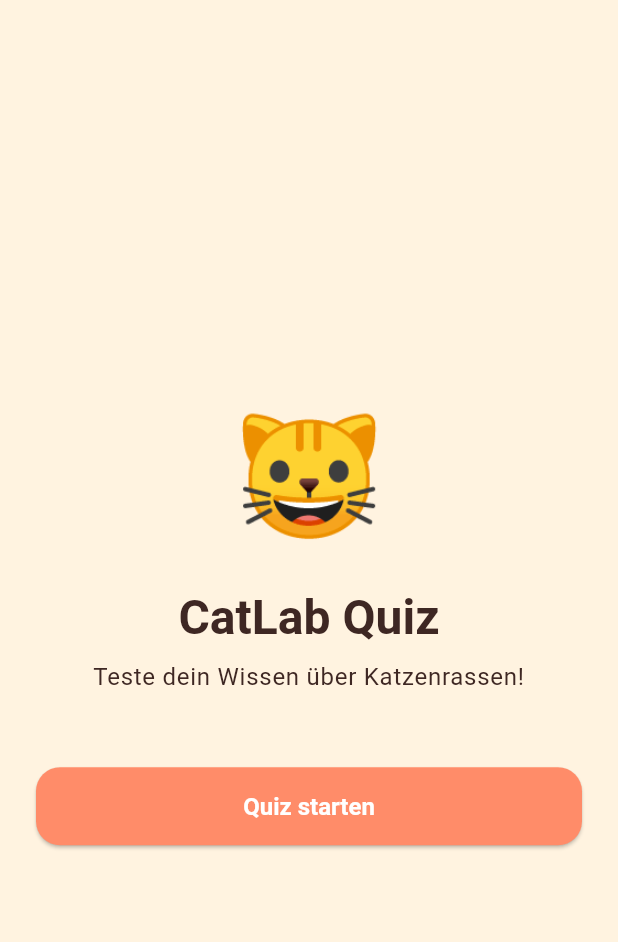
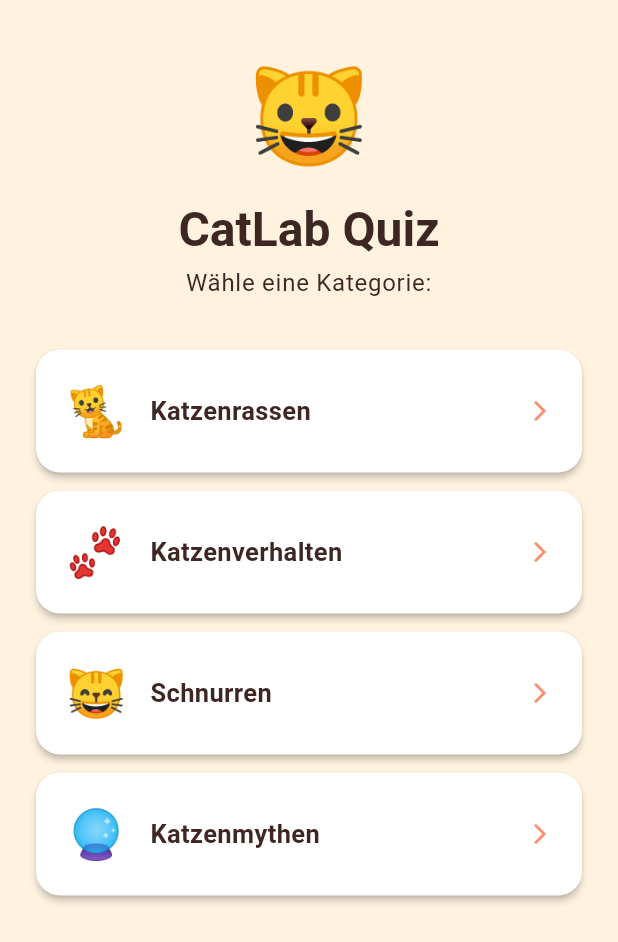
Before and after one commit to mexx-music/catlab-quiz, a Flutter app: the screen it shows after launch, on a phone screen of 412 x 824 dp. Shown: the top 942 px of the screen. Run offline on Flutter 3.47's test engine with Material 3 defaults, Android fonts, the phone set to English and light mode, and no system bars.

Commit message:
Add quiz category selection

```diff
--- /dev/null
+++ b/assets/quiz/cat_purring.json
@@ -0,0 +1,47 @@
+[
+  {
+    "id": "p1",
+    "category": "cat_purring",
+    "difficulty": "beginner",
+    "question": "In welchem Frequenzbereich schnurren Katzen in der Regel?",
+    "answers": ["5–10 Hz", "25–150 Hz", "300–500 Hz", "1000–2000 Hz"],
+    "correctIndex": 1,
+    "explanation": "Katzen schnurren typischerweise zwischen 25 und 150 Hz – ein Bereich, der heilende Wirkung auf Knochen haben kann."
+  },
+  {
+    "id": "p2",
+    "category": "cat_purring",
+    "difficulty": "beginner",
+    "question": "Schnurren Katzen nur, wenn sie glücklich sind?",
+    "answers": ["Ja, immer", "Nein, auch bei Stress oder Schmerz", "Nur beim Schlafen", "Nur bei anderen Katzen"],
+    "correctIndex": 1,
+    "explanation": "Katzen schnurren auch zur Selbstberuhigung, bei Angst oder sogar wenn sie verletzt sind."
+  },
+  {
+    "id": "p3",
+    "category": "cat_purring",
+    "difficulty": "beginner",
+    "question": "Können große Raubkatzen wie Löwen schnurren?",
+    "answers": ["Ja, alle Katzen können schnurren", "Nein, sie brüllen stattdessen", "Nur Löwinnen", "Nur junge Löwen"],
+    "correctIndex": 1,
+    "explanation": "Große Raubkatzen wie Löwen und Tiger können brüllen, aber nicht schnurren. Hauskatzen können nicht brüllen."
+  },
+  {
+    "id": "p4",
+    "category": "cat_purring",
+    "difficulty": "beginner",
+    "question": "Wie erzeugen Katzen das Schnurren?",
+    "answers": ["Durch Vibration der Zunge", "Durch Kehlkopfmuskeln und Zwerchfell", "Durch die Nase", "Durch Reiben der Zähne"],
+    "correctIndex": 1,
+    "explanation": "Das Schnurren entsteht durch schnelle Bewegungen der Kehlkopfmuskeln in Kombination mit dem Atemrhythmus."
+  },
+  {
+    "id": "p5",
+    "category": "cat_purring",
+    "difficulty": "beginner",
+    "question": "Ab wann können Katzenbabys schnurren?",
+    "answers": ["Erst mit 6 Monaten", "Erst nach dem Öffnen der Augen", "Bereits wenige Tage nach der Geburt", "Erst als erwachsene Katze"],
+    "correctIndex": 2,
+    "explanation": "Katzenbabys können schon wenige Tage nach der Geburt schnurren – zur Kommunikation mit der Mutter."
+  }
+]
--- a/lib/features/quiz/data/quiz_repository.dart
+++ b/lib/features/quiz/data/quiz_repository.dart
@@ -3,10 +3,8 @@ import 'package:flutter/services.dart';
 import '../models/quiz_question.dart';
 
 class QuizRepository {
-  Future<List<QuizQuestion>> loadQuestions() async {
-    final jsonString = await rootBundle.loadString(
-      'assets/quiz/cat_breeds_beginner.json',
-    );
+  Future<List<QuizQuestion>> loadQuestions(String assetPath) async {
+    final jsonString = await rootBundle.loadString(assetPath);
     final List<dynamic> jsonList = json.decode(jsonString) as List<dynamic>;
     return jsonList
         .map((e) => QuizQuestion.fromJson(e as Map<String, dynamic>))
--- a/lib/features/quiz/screens/quiz_home_screen.dart
+++ b/lib/features/quiz/screens/quiz_home_screen.dart
@@ -1,12 +1,48 @@
 import 'package:flutter/material.dart';
 import 'package:catlab_quiz/features/quiz/data/quiz_repository.dart';
 import 'package:catlab_quiz/features/quiz/screens/quiz_play_screen.dart';
+import 'package:catlab_quiz/shared/theme/app_theme.dart';
+
+class _QuizCategory {
+  final String title;
+  final String emoji;
+  final String assetPath;
+
+  const _QuizCategory({
+    required this.title,
+    required this.emoji,
+    required this.assetPath,
+  });
+}
+
+const _categories = [
+  _QuizCategory(
+    title: 'Katzenrassen',
+    emoji: '🐈',
+    assetPath: 'assets/quiz/cat_breeds_beginner.json',
+  ),
+  _QuizCategory(
+    title: 'Katzenverhalten',
+    emoji: '🐾',
+    assetPath: 'assets/quiz/cat_behavior.json',
+  ),
+  _QuizCategory(
+    title: 'Schnurren',
+    emoji: '😸',
+    assetPath: 'assets/quiz/cat_purring.json',
+  ),
+  _QuizCategory(
+    title: 'Katzenmythen',
+    emoji: '🔮',
+    assetPath: 'assets/quiz/cat_myths.json',
+  ),
+];
 
 class QuizHomeScreen extends StatelessWidget {
   const QuizHomeScreen({super.key});
 
-  Future<void> _startQuiz(BuildContext context) async {
-    final questions = await QuizRepository().loadQuestions();
+  Future<void> _startQuiz(BuildContext context, _QuizCategory category) async {
+    final questions = await QuizRepository().loadQuestions(category.assetPath);
     if (!context.mounted) return;
     Navigator.of(context).push(
       MaterialPageRoute<void>(
@@ -22,26 +58,34 @@ class QuizHomeScreen extends StatelessWidget {
         child: Padding(
           padding: const EdgeInsets.symmetric(horizontal: 24, vertical: 32),
           child: Column(
-            mainAxisAlignment: MainAxisAlignment.center,
             children: [
-              const Text('🐱', style: TextStyle(fontSize: 80)),
-              const SizedBox(height: 16),
+              const Text('🐱', style: TextStyle(fontSize: 64)),
+              const SizedBox(height: 8),
               Text(
                 'CatLab Quiz',
                 style: Theme.of(
                   context,
                 ).textTheme.headlineMedium?.copyWith(fontSize: 32),
               ),
-              const SizedBox(height: 8),
+              const SizedBox(height: 4),
               Text(
-                'Teste dein Wissen über Katzenrassen!',
+                'Wähle eine Kategorie:',
                 style: Theme.of(context).textTheme.bodyLarge,
                 textAlign: TextAlign.center,
               ),
-              const SizedBox(height: 48),
-              ElevatedButton(
-                onPressed: () => _startQuiz(context),
-                child: const Text('Quiz starten'),
+              const SizedBox(height: 32),
+              Expanded(
+                child: ListView.separated(
+                  itemCount: _categories.length,
+                  separatorBuilder: (_, __) => const SizedBox(height: 12),
+                  itemBuilder: (context, index) {
+                    final cat = _categories[index];
+                    return _CategoryCard(
+                      category: cat,
+                      onTap: () => _startQuiz(context, cat),
+                    );
+                  },
+                ),
               ),
             ],
           ),
@@ -50,3 +94,47 @@ class QuizHomeScreen extends StatelessWidget {
     );
   }
 }
+
+class _CategoryCard extends StatelessWidget {
+  final _QuizCategory category;
+  final VoidCallback onTap;
+
+  const _CategoryCard({required this.category, required this.onTap});
+
+  @override
+  Widget build(BuildContext context) {
+    return Material(
+      color: Colors.white,
+      borderRadius: BorderRadius.circular(16),
+      elevation: 2,
+      child: InkWell(
+        onTap: onTap,
+        borderRadius: BorderRadius.circular(16),
+        child: Padding(
+          padding: const EdgeInsets.symmetric(horizontal: 20, vertical: 18),
+          child: Row(
+            children: [
+              Text(category.emoji, style: const TextStyle(fontSize: 32)),
+              const SizedBox(width: 16),
+              Expanded(
+                child: Text(
+                  category.title,
+                  style: const TextStyle(
+                    fontSize: 17,
+                    fontWeight: FontWeight.w600,
+                    color: AppTheme.textDark,
+                  ),
+                ),
+              ),
+              const Icon(
+                Icons.arrow_forward_ios,
+                size: 16,
+                color: AppTheme.primary,
+              ),
+            ],
+          ),
+        ),
+      ),
+    );
+  }
+}
--- a/pubspec.yaml
+++ b/pubspec.yaml
@@ -59,6 +59,9 @@ flutter:
 
   assets:
     - assets/quiz/cat_breeds_beginner.json
+    - assets/quiz/cat_behavior.json
+    - assets/quiz/cat_purring.json
+    - assets/quiz/cat_myths.json
 
   # An image asset can refer to one or more resolution-specific "variants", see
   # https://flutter.dev/to/resolution-aware-images
```
Also changed, not shown: assets/quiz/cat_behavior.json (added, +47 -0 lines), assets/quiz/cat_myths.json (added, +47 -0 lines).
